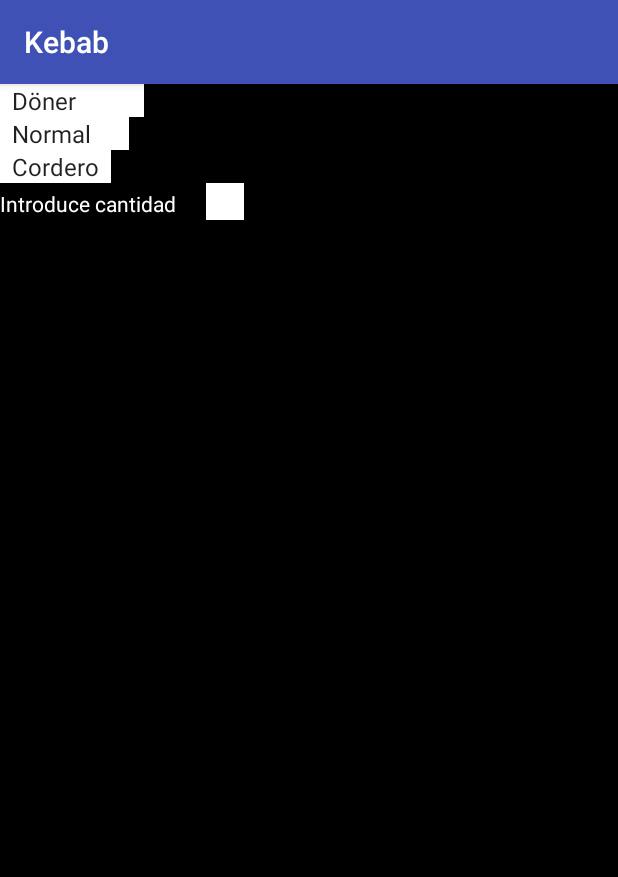
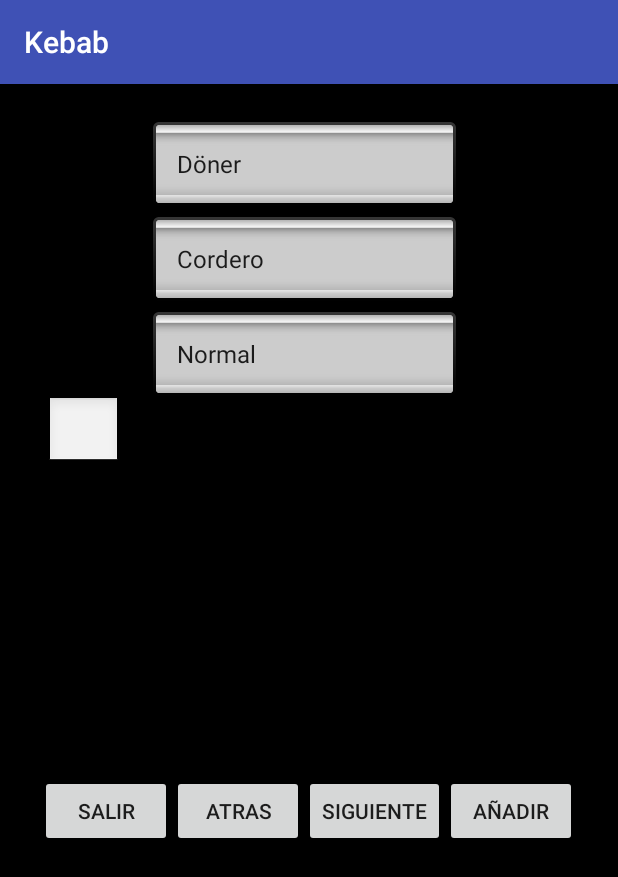
Before and after one commit to Straiky/Kebab, an Android app: the Menu screen opened directly, with no data from a screen before it, on a phone screen of 412 x 824 dp. Shown: the top 877 px of the screen. Run offline under Robolectric (Android 15) with nearby library versions, the phone set to English and light mode, and no system bars.

Commit message:
hasta el infinito y mas allá

```diff
--- a/app/src/main/java/com/ejemplos/kebab/Menu.java
+++ b/app/src/main/java/com/ejemplos/kebab/Menu.java
@@ -1,36 +1,87 @@
 package com.ejemplos.kebab;
 
+import android.content.Intent;
 import android.os.Bundle;
-import android.support.annotation.Nullable;
 import android.support.v7.app.AppCompatActivity;
+import android.view.View;
 import android.widget.ArrayAdapter;
+import android.widget.Button;
+import android.widget.EditText;
+import android.widget.ListView;
 import android.widget.Spinner;
 
-/**
- * Created by adminportatil on 16/12/2016.
- */
+import java.util.ArrayList;
 
-public class Menu extends AppCompatActivity{
-    Spinner tk,tam, tCar;
-    @Override
-    protected void onCreate(@Nullable Bundle savedInstanceState) {
+public class Menu  extends AppCompatActivity {
+    Button sig, salir, atras,añadir;
+    EditText cantidad;
+    Spinner tipoKebab, tipoCarne, tipoTamanyo;
+
+    ArrayList<String> kebabList = new ArrayList<String>();
+
+    protected void onCreate(Bundle savedInstanceState){
         super.onCreate(savedInstanceState);
-        setContentView(R.layout.listakebabs);
+        setContentView(R.layout.menu);
 
-        tk=(Spinner) findViewById(R.id.spnTipoKebab);
-        tam=(Spinner) findViewById(R.id.spnTamaño);
-        tCar=(Spinner) findViewById(R.id.spnCarne);
+        añadir=(Button) findViewById(R.id.btnAñadir);
+        cantidad=(EditText) findViewById(R.id.txtCantidad);
+        tipoKebab=(Spinner) findViewById(R.id.spnTipoKebab);
+        tipoCarne=(Spinner) findViewById(R.id.spnTipoCarne);
+        tipoTamanyo=(Spinner) findViewById(R.id.spnrTamanyo);
+        atras=(Button) findViewById(R.id.btnatras);
+        sig=(Button) findViewById(R.id.btnsiguiente);
+        salir=(Button) findViewById(R.id.btnsalir);
 
-        ArrayAdapter adaptador=ArrayAdapter.createFromResource(this, R.array.tipoKebab, android.R.layout.simple_spinner_item);
-        adaptador.setDropDownViewResource(android.R.layout.simple_spinner_dropdown_item);
-        tk.setAdapter(adaptador);
+        ArrayAdapter adpTipoKebab=ArrayAdapter.createFromResource(this, R.array.TipoKebab, android.R.layout.simple_spinner_item);
+        ArrayAdapter adpTipoCarne=ArrayAdapter.createFromResource(this, R.array.TipoCarne, android.R.layout.simple_spinner_item);
+        ArrayAdapter adpTipoTamanyo=ArrayAdapter.createFromResource(this, R.array.TipoTamanyo, android.R.layout.simple_spinner_item);
 
-        ArrayAdapter adapter2=ArrayAdapter.createFromResource(this, R.array.tamaño, android.R.layout.simple_spinner_item);
-        adaptador.setDropDownViewResource(android.R.layout.simple_spinner_dropdown_item);
-        tam.setAdapter(adapter2);
+        adpTipoKebab.setDropDownViewResource(android.R.layout.simple_spinner_dropdown_item);
+        tipoKebab.setAdapter(adpTipoKebab);
+        adpTipoCarne.setDropDownViewResource(android.R.layout.simple_spinner_dropdown_item);
+        tipoCarne.setAdapter(adpTipoCarne);
+        adpTipoTamanyo.setDropDownViewResource(android.R.layout.simple_spinner_dropdown_item);
+        tipoTamanyo.setAdapter(adpTipoTamanyo);
 
-        ArrayAdapter adapter3=ArrayAdapter.createFromResource(this, R.array.tipoCarne, android.R.layout.simple_spinner_item);
-        adaptador.setDropDownViewResource(android.R.layout.simple_spinner_dropdown_item);
-        tCar.setAdapter(adapter3);
+
+        añadir.setOnClickListener(new View.OnClickListener() {
+            @Override
+            public void onClick(View v) {
+
+                kebabList.add(tipoTamanyo.getSelectedItem().toString());
+                kebabList.add(tipoCarne.getSelectedItem().toString());
+                kebabList.add(tipoKebab.getSelectedItem().toString());
+            }
+
+        });
+
+
+
+
+        salir.setOnClickListener(new View.OnClickListener() {
+            @Override
+            public void onClick(View v) {
+                finishAffinity();
+                System.runFinalization();
+                System.exit(0);
+            }
+        });
+        atras.setOnClickListener(new View.OnClickListener() {
+            @Override
+            public void onClick(View v) {
+                finish();
+            }
+        });
+        sig.setOnClickListener(new View.OnClickListener() {
+            @Override
+            public void onClick(View v) {
+            empiezaSig(null);
+            }
+        });
+
+    }
+    private void empiezaSig(View view) {
+        Intent intent=new Intent(this, Bebidas.class);
+        startActivity(intent);
     }
 }
--- /dev/null
+++ b/app/src/main/res/layout/menu.xml
@@ -0,0 +1,85 @@
+<?xml version="1.0" encoding="utf-8"?>
+<LinearLayout xmlns:android="http://schemas.android.com/apk/res/android"
+    android:orientation="vertical" android:layout_width="match_parent"
+    android:layout_height="match_parent"
+    android:id="@+id/menu"
+    android:background="@android:color/background_dark"
+    android:gravity="center_horizontal">
+
+    <Spinner
+        android:layout_width="207dp"
+        android:id="@+id/spnTipoKebab"
+        android:background="@android:drawable/spinner_background"
+        android:layout_marginTop="25dp"
+        android:layout_height="wrap_content"
+        android:gravity="start" />
+
+
+        <Spinner
+            android:layout_width="207dp"
+            android:layout_height="wrap_content"
+            android:id="@+id/spnTipoCarne"
+            android:background="@android:drawable/spinner_background"
+            android:layout_marginTop="7dp"
+            android:gravity="start" />
+
+
+    <Spinner
+        android:layout_width="207dp"
+        android:layout_height="wrap_content"
+        android:id="@+id/spnrTamanyo"
+        android:background="@android:drawable/spinner_background"
+        android:layout_marginTop="7dp"
+        android:gravity="start" />
+
+    <EditText
+        android:layout_width="50dp"
+        android:layout_height="wrap_content"
+        android:inputType="number"
+        android:ems="10"
+        android:id="@+id/txtCantidad"
+        android:background="@android:drawable/edit_text"
+        android:layout_marginRight="150dp" />
+
+    <TextView
+        android:layout_width="match_parent"
+        android:layout_height="wrap_content"
+        android:id="@+id/textView" />
+
+    <LinearLayout
+        android:layout_width="wrap_content"
+        android:layout_height="wrap_content"
+        android:gravity="center">
+
+    </LinearLayout>
+
+    <LinearLayout
+        android:layout_width="match_parent"
+        android:layout_height="wrap_content"
+        android:gravity="center"
+        android:layout_marginTop="185dp">
+        <Button
+            android:layout_width="wrap_content"
+            android:layout_height="wrap_content"
+            android:text="@string/salir"
+            android:id="@+id/btnsalir"/>
+        <Button
+            android:layout_width="wrap_content"
+            android:layout_height="wrap_content"
+            android:text="@string/atras"
+            android:id="@+id/btnatras"/>
+        <Button
+        android:layout_width="wrap_content"
+        android:layout_height="wrap_content"
+        android:text="@string/siguiente"
+        android:id="@+id/btnsiguiente"/>
+        <Button
+            android:layout_width="wrap_content"
+            android:layout_height="wrap_content"
+            android:text="@string/btnAñadir"
+            android:id="@+id/btnAñadir"/>
+
+    </LinearLayout>
+
+
+</LinearLayout>
--- a/app/src/main/res/values/arrays.xml
+++ b/app/src/main/res/values/arrays.xml
@@ -8,19 +8,21 @@
         <item>Nestea</item>
         <item>Agua</item>
     </string-array>
-    <string-array name="tipoKebab">
+
+    <string-array name="TipoKebab" >
         <item>Döner</item>
         <item>Dürüm</item>
         <item>Lahmacum</item>
         <item>Shawarma</item>
         <item>Gyros</item>
     </string-array>
-    <string-array name="tipoCarne">
+
+    <string-array name="TipoCarne" >
         <item>Cordero</item>
         <item>Ternera</item>
         <item>Pollo</item>
     </string-array>
-    <string-array name="tamaño">
+    <string-array name="TipoTamanyo" >
         <item>Normal</item>
         <item>Completo</item>
     </string-array>
--- a/app/src/main/res/values/strings.xml
+++ b/app/src/main/res/values/strings.xml
@@ -15,5 +15,6 @@
     <string name="atras">Atras</string>
     <string name="siguiente">Siguiente</string>
     <string name="tel">Telefono</string>
-    <string name="canti">Introduce cantidad</string>
+    <string name="canti">Introduce Cantidad</string>
+    <string name="btnAñadir">Añadir</string>
 </resources>
```
Also changed, not shown: app/src/main/AndroidManifest.xml (+6 -1 lines), app/src/main/java/com/ejemplos/kebab/Bebidas.java (+48 -0 lines), app/src/main/java/com/ejemplos/kebab/Cliente.java (+12 -14 lines), app/src/main/java/com/ejemplos/kebab/localizacion.java (added, +11 -0 lines), app/src/main/res/layout/bebidas.xml (+28 -0 lines), app/src/main/res/layout/localizacion.xml (added, +9 -0 lines).
